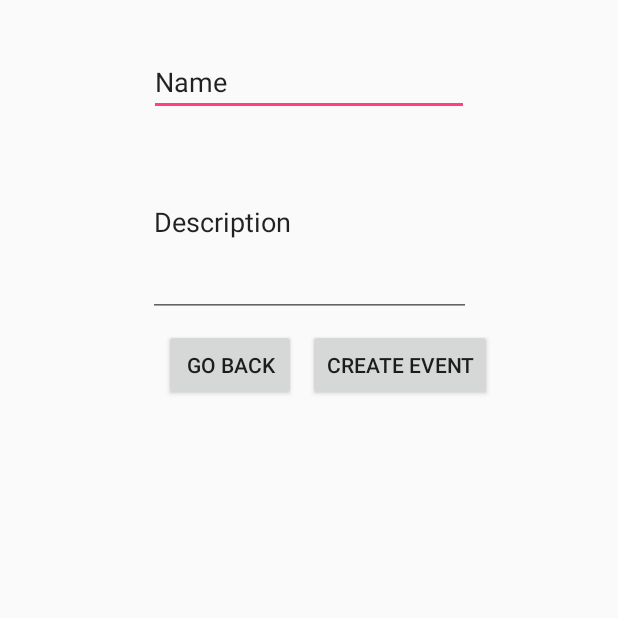
After one commit to calpayne/kitkat-assignment, an Android app: the CreateEventActivity screen opened directly, with no data from a screen before it, on a phone screen of 412 x 824 dp, the top half of it. The commit adds this screen. Run offline under Robolectric (Android 15) with nearby library versions, the phone set to English and light mode, and no system bars; our stand-ins replace Firebase (no records; nobody signed in at launch, a user with empty details on screens opened directly); 1 statement that could not run was skipped.

Commit message:
You can now create events and they will be listed on a clubs page

```diff
--- a/app/src/main/AndroidManifest.xml
+++ b/app/src/main/AndroidManifest.xml
@@ -76,7 +76,8 @@
         <activity
             android:name=".clubs.ViewClubMembersActivity"
             android:screenOrientation="portrait" />
-        <activity android:name=".VerifyMessageActivity"></activity>
+        <activity android:name=".VerifyMessageActivity" />
+        <activity android:name=".clubs.events.CreateEventActivity"></activity>
     </application>
 
 </manifest>
--- /dev/null
+++ b/app/src/main/java/com/kitkat/group/clubs/clubs/events/CreateEventActivity.java
@@ -0,0 +1,79 @@
+package com.kitkat.group.clubs.clubs.events;
+
+import android.app.ProgressDialog;
+import android.content.Intent;
+import android.support.annotation.NonNull;
+import android.support.annotation.Nullable;
+import android.support.v7.app.AppCompatActivity;
+import android.os.Bundle;
+import android.view.View;
+import android.widget.EditText;
+import android.widget.Toast;
+
+import com.google.firebase.auth.FirebaseAuth;
+import com.google.firebase.auth.FirebaseUser;
+import com.google.firebase.database.DatabaseError;
+import com.google.firebase.database.DatabaseReference;
+import com.google.firebase.database.FirebaseDatabase;
+import com.kitkat.group.clubs.MainActivity;
+import com.kitkat.group.clubs.R;
+import com.kitkat.group.clubs.data.Event;
+
+public class CreateEventActivity extends AppCompatActivity {
+
+    private DatabaseReference databaseRef;
+    private String clubID;
+    private EditText eventName, eventDesc;
+    private ProgressDialog progressDialog;
+
+    @Override
+    protected void onCreate(Bundle savedInstanceState) {
+        super.onCreate(savedInstanceState);
+        setContentView(R.layout.activity_create_event);
+
+        clubID = getIntent().getStringExtra("clubId");
+
+        if (clubID == null) {
+            finish();
+        }
+
+        databaseRef = FirebaseDatabase.getInstance().getReference();
+        progressDialog = new ProgressDialog(this);
+        eventName = findViewById(R.id.eventName);
+        eventDesc = findViewById(R.id.eventDesc);
+    }
+
+    public void createEvent(View view) {
+        if (eventName.getText().toString().isEmpty() || eventDesc.getText().toString().isEmpty()) {
+            Toast.makeText(CreateEventActivity.this, "You can't leave the event name or description boxes empty", Toast.LENGTH_SHORT).show();
+        } else if (eventName.getText().toString().length() < 3 || eventName.getText().toString().length() > 25) {
+            Toast.makeText(CreateEventActivity.this, "Your event name needs to be between 3 and 25 characters", Toast.LENGTH_SHORT).show();
+        } else if (eventDesc.getText().toString().length() < 3 || eventDesc.getText().toString().length() > 100) {
+            Toast.makeText(CreateEventActivity.this, "Your event description needs to be between 3 and 100 characters", Toast.LENGTH_SHORT).show();
+        } else {
+            progressDialog.setMessage("Creating event...");
+            progressDialog.show();
+            final FirebaseUser fa = FirebaseAuth.getInstance().getCurrentUser();
+
+            Event event = new Event(eventName.getText().toString(), eventDesc.getText().toString());
+
+            databaseRef.child("clubs").child(clubID).child("events").push().setValue(event, new DatabaseReference.CompletionListener() {
+                @Override
+                public void onComplete(@Nullable DatabaseError databaseError, @NonNull DatabaseReference databaseReference) {
+                    if (databaseError != null) {
+                        Toast.makeText(CreateEventActivity.this, "Something went wrong", Toast.LENGTH_SHORT).show();
+                    } else {
+                        Toast.makeText(CreateEventActivity.this, "Event added", Toast.LENGTH_SHORT).show();
+                    }
+
+                    progressDialog.dismiss();
+                    finish();
+                }
+            });
+        }
+    }
+
+    public void goBack(View view) {
+        finish();
+    }
+}
--- /dev/null
+++ b/app/src/main/res/layout/activity_create_event.xml
@@ -0,0 +1,61 @@
+<?xml version="1.0" encoding="utf-8"?>
+<android.support.constraint.ConstraintLayout xmlns:android="http://schemas.android.com/apk/res/android"
+    xmlns:app="http://schemas.android.com/apk/res-auto"
+    xmlns:tools="http://schemas.android.com/tools"
+    android:layout_width="match_parent"
+    android:layout_height="match_parent"
+    tools:context="com.kitkat.group.clubs.clubs.events.CreateEventActivity">
+
+    <EditText
+        android:id="@+id/eventName"
+        android:layout_width="wrap_content"
+        android:layout_height="wrap_content"
+        android:layout_marginEnd="8dp"
+        android:layout_marginStart="8dp"
+        android:layout_marginTop="32dp"
+        android:ems="10"
+        android:inputType="textPersonName"
+        android:text="Name"
+        app:layout_constraintEnd_toEndOf="parent"
+        app:layout_constraintStart_toStartOf="parent"
+        app:layout_constraintTop_toTopOf="parent" />
+
+    <EditText
+        android:id="@+id/eventDesc"
+        android:layout_width="215dp"
+        android:layout_height="126dp"
+        android:layout_marginEnd="8dp"
+        android:layout_marginStart="8dp"
+        android:layout_marginTop="8dp"
+        android:ems="10"
+        android:inputType="textPersonName"
+        android:text="Description"
+        app:layout_constraintEnd_toEndOf="parent"
+        app:layout_constraintStart_toStartOf="parent"
+        app:layout_constraintTop_toBottomOf="@+id/eventName" />
+
+    <Button
+        android:id="@+id/button7"
+        android:layout_width="wrap_content"
+        android:layout_height="wrap_content"
+        android:layout_marginEnd="84dp"
+        android:layout_marginTop="8dp"
+        android:onClick="createEvent"
+        android:text="Create Event"
+        app:layout_constraintEnd_toEndOf="parent"
+        app:layout_constraintTop_toBottomOf="@+id/eventDesc" />
+
+    <Button
+        android:id="@+id/button8"
+        android:layout_width="wrap_content"
+        android:layout_height="wrap_content"
+        android:layout_marginEnd="8dp"
+        android:layout_marginStart="8dp"
+        android:layout_marginTop="8dp"
+        android:onClick="goBack"
+        android:text="@string/go_back"
+        app:layout_constraintEnd_toStartOf="@+id/button7"
+        app:layout_constraintHorizontal_bias="1.0"
+        app:layout_constraintStart_toStartOf="parent"
+        app:layout_constraintTop_toBottomOf="@+id/eventDesc" />
+</android.support.constraint.ConstraintLayout>
--- a/app/src/main/res/menu/menu_view_club.xml
+++ b/app/src/main/res/menu/menu_view_club.xml
@@ -8,6 +8,12 @@
         android:id="@+id/action_view_members"
         android:orderInCategory="100"
         android:title="@string/view_members"
+        app:showAsAction="never" />
+
+    <item
+        android:id="@+id/action_create_event"
+        android:orderInCategory="100"
+        android:title="@string/create_event"
         app:showAsAction="never" />
 
     <item
--- a/app/src/main/res/values/strings.xml
+++ b/app/src/main/res/values/strings.xml
@@ -60,4 +60,5 @@
     <string name="is_a_member">Is a member</string>
     <string name="view_members">View members</string>
     <string name="title_activity_view_club">Club Details</string>
+    <string name="create_event">Create an Event</string>
 </resources>
```
Also changed, not shown: app/src/main/java/com/kitkat/group/clubs/clubs/ViewClubActivity.java (+19 -5 lines).
